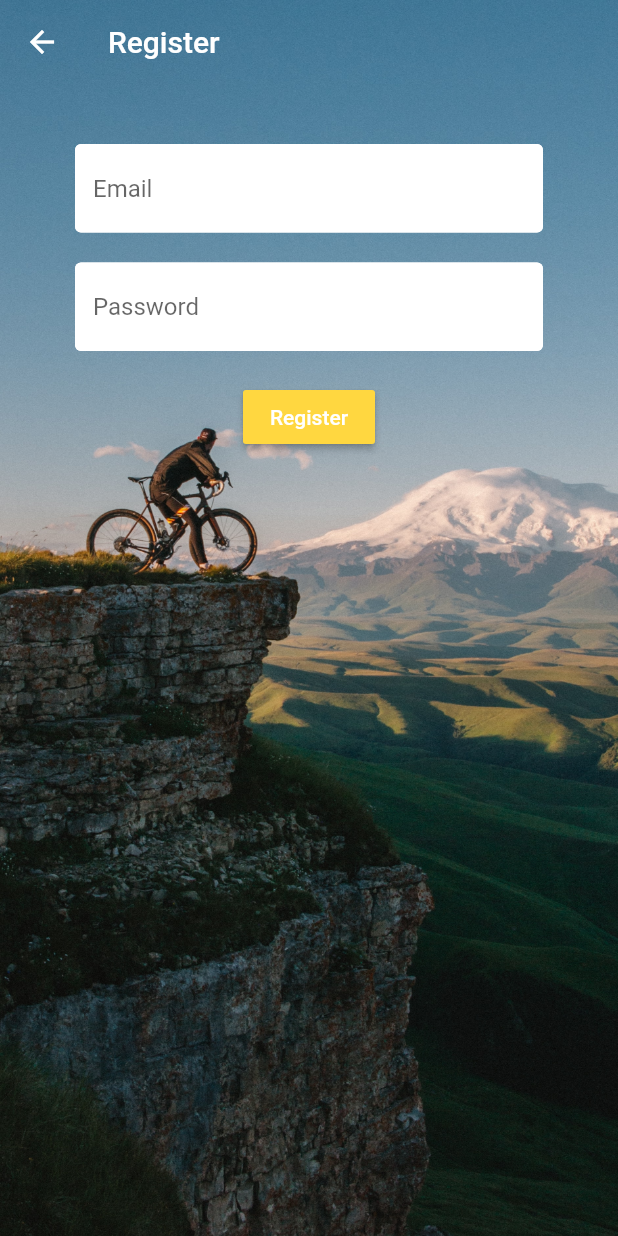
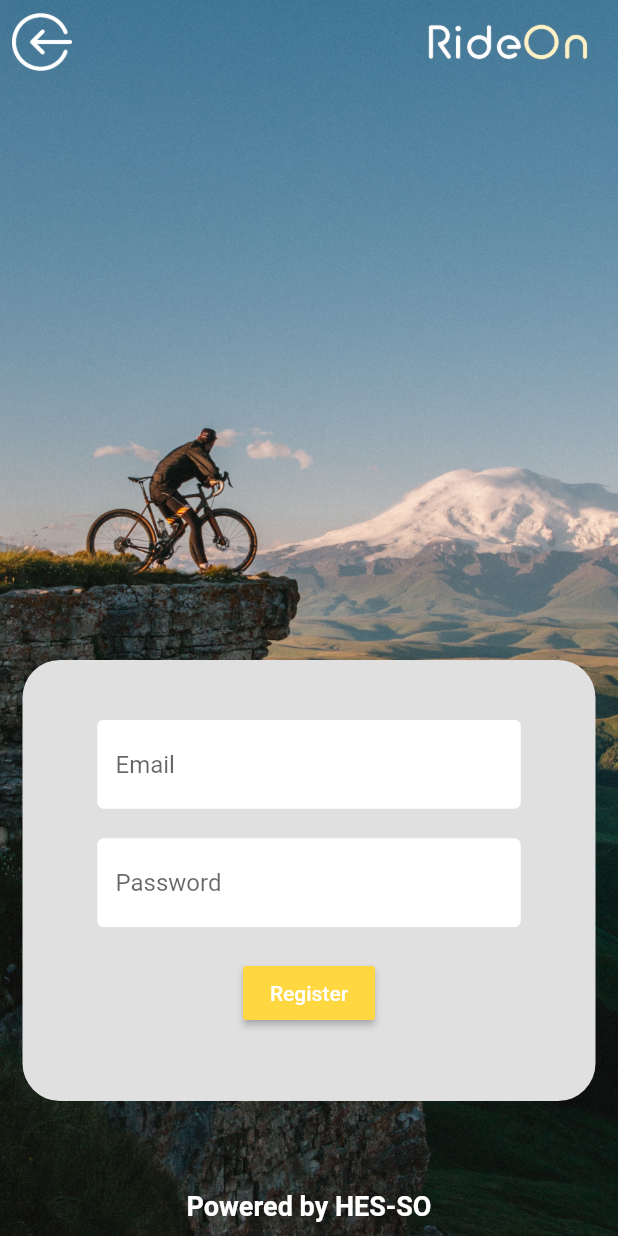
Before and after one commit to ndevanthery/cycling_routes, a Flutter app: the Register screen opened by its route, on a phone screen of 412 x 824 dp. Run offline on Flutter 3.47's test engine with Material 2 defaults, Android fonts, the phone set to English and light mode, and no system bars; our stand-ins replace cloud_firestore, firebase_auth, firebase_core, flutter_spinkit; accounts and stored records are empty.

```diff
--- a/lib/Screens/authenticate/authenticate.dart
+++ b/lib/Screens/authenticate/authenticate.dart
@@ -71,7 +71,7 @@ class _AuthenticateState extends State<Authenticate> {
                                 primary: Colors.grey[500],
                                 onPrimary: Colors.black),
                             onPressed: () {
-                              Navigator.of(context).pushNamed('/signIn');
+                              Navigator.pushNamed(context, '/signIn');
                             },
                             child: Column(
                               crossAxisAlignment: CrossAxisAlignment.center,
--- a/lib/Screens/authenticate/register.dart
+++ b/lib/Screens/authenticate/register.dart
@@ -2,6 +2,7 @@ import 'package:flutter/material.dart';
 
 import '../../Services/auth.dart';
 import '../../Shared/components/loading.dart';
+import '../../Shared/components/powered_by.dart';
 import '../../Shared/constants.dart';
 
 class Register extends StatefulWidget {
@@ -34,13 +35,40 @@ class _RegisterState extends State<Register> {
             Scaffold(
               backgroundColor: Colors.transparent,
               appBar: AppBar(
+                leading: IconButton(
+                  onPressed: () {
+                    Navigator.pop(context);
+                  },
+                  icon: Image.asset(
+                    "assets/icons/back_white.png",
+                    height: MediaQuery.of(context).size.height,
+                    width: MediaQuery.of(context).size.width,
+                    fit: BoxFit.cover,
+                  ),
+                ),
                 backgroundColor: Colors.transparent,
                 elevation: 0.0,
-                title: const Text('Register'),
+                actions: [
+                  SizedBox(
+                    width: 140,
+                    height: 70.0,
+                    child: Image.asset(
+                      "assets/img/logo_removebg.png",
+                      fit: BoxFit.cover,
                     ),
-              body: Container(
-                padding:
-                    const EdgeInsets.symmetric(vertical: 20, horizontal: 50),
+                  ),
+                ],
+              ),
+              body: Column(
+                mainAxisAlignment: MainAxisAlignment.end,
+                children: [
+                  Container(
+                    decoration: const BoxDecoration(
+                        color: Color.fromRGBO(224, 224, 224, 1),
+                        borderRadius: BorderRadius.all(Radius.circular(25))),
+                    margin: const EdgeInsets.fromLTRB(15, 0, 15, 10),
+                    padding: const EdgeInsets.symmetric(
+                        vertical: 20, horizontal: 50),
                     child: Form(
                       key: _formKey,
                       child: Column(
@@ -86,15 +114,33 @@ class _RegisterState extends State<Register> {
                                 if (_formKey.currentState!.validate()) {
                                   setState(() => isLoading = true);
 
-                              dynamic res =
-                                  await _auth.registerWithEmail(email, pwd);
-                              if (res == null) {
+                                  await _auth
+                                      .registerWithEmail(context, email, pwd)
+                                      .then((value) {
+                                    if (value == null) {
+                                      print('Result is Null');
                                       setState(() {
                                         error =
                                             'Please check information entered and try again';
                                         isLoading = false;
                                       });
                                     }
+                                    if (value != null) {
+                                      print('Result :' + value);
+                                      setState(() {
+                                        error = '';
+                                        isLoading = false;
+                                      });
+                                    }
+                                  }).onError((error, stackTrace) {
+                                    setState(() {
+                                      print('Error' + error.toString());
+
+                                      error =
+                                          'Could not register for the moment try again later';
+                                      isLoading = false;
+                                    });
+                                  });
                                 }
                               }),
                           const SizedBox(
@@ -102,13 +148,19 @@ class _RegisterState extends State<Register> {
                           ),
                           Text(
                             error,
-                        style:
-                            const TextStyle(color: Colors.red, fontSize: 14.0),
+                            style: const TextStyle(
+                                color: Colors.red, fontSize: 14.0),
                           )
                         ],
                       ),
                     ),
                   ),
+                  const SizedBox(
+                    height: 40.0,
+                  ),
+                  const PoweredBy(),
+                ],
+              ),
             ),
           ]);
   }
--- /dev/null
+++ b/lib/Shared/components/powered_by.dart
@@ -0,0 +1,21 @@
+import 'package:flutter/material.dart';
+
+class PoweredBy extends StatelessWidget {
+  const PoweredBy({Key? key}) : super(key: key);
+
+  @override
+  Widget build(BuildContext context) {
+    return Container(
+      padding: const EdgeInsets.all(3.0),
+      color: Colors.transparent,
+      width: double.infinity,
+      height: 40.0,
+      child: const Center(
+          child: Text(
+        'Powered by HES-SO',
+        style: TextStyle(
+            color: Colors.white, fontWeight: FontWeight.bold, fontSize: 18.0),
+      )),
+    );
+  }
+}
--- a/lib/main.dart
+++ b/lib/main.dart
@@ -30,6 +30,7 @@ class MyApp extends StatelessWidget {
         if (snapshot.hasError) {
           print('Error ; firebase connexion');
           return MaterialApp(
+            debugShowCheckedModeBanner: false,
             home: Scaffold(
               body: Container(
                 color: Colors.amber[100],
@@ -46,6 +47,7 @@ class MyApp extends StatelessWidget {
           );
         } else if (snapshot.hasData) {
           //if has data show normal
+          print('firebase connected');
           return StreamProvider<UserM?>.value(
             value: AuthService().user,
             initialData: null,
@@ -57,7 +59,9 @@ class MyApp extends StatelessWidget {
           );
         } else {
           //else show loading
+          print('Loading ; firebase connexion');
           return const MaterialApp(
+            debugShowCheckedModeBanner: false,
             home: Scaffold(
               body: Loading(),
             ),
--- a/lib/route_generator.dart
+++ b/lib/route_generator.dart
@@ -2,6 +2,8 @@ import 'package:cycling_routes/Screens/authenticate/register.dart';
 import 'package:cycling_routes/Screens/authenticate/sign_in.dart';
 import 'package:cycling_routes/Screens/wrapper.dart';
 import 'package:flutter/material.dart';
+
+import 'Screens/home/home.dart';
 
 class RouteGenerator {
 
@@ -16,8 +18,8 @@ class RouteGenerator {
         return MaterialPageRoute(builder: (_) => const SignIn());
       case '/register':
         return MaterialPageRoute(builder: (_) => const Register());
-      // case '/home':
-      //   return MaterialPageRoute(builder: (_) =>  Home());
+      case '/home':
+        return MaterialPageRoute(builder: (_) =>  Home());
 
       default:
         return _errorRoute();
--- a/pubspec.yaml
+++ b/pubspec.yaml
@@ -66,6 +66,8 @@ flutter:
   assets:
     - assets/img/
     - assets/img/logo_removebg.png
+    - assets/icons/back.png
+    - assets/icons/back_white.png
     - assets/icons/signup_black.png
     - assets/icons/login.png
 
```
Also changed, not shown: lib/Screens/authenticate/sign_in.dart (+61 -9 lines), lib/Services/auth.dart (+10 -4 lines), assets/icons/back.png (added), assets/icons/back_white.png (added). Lines whose indentation alone changed are shown as unchanged.
